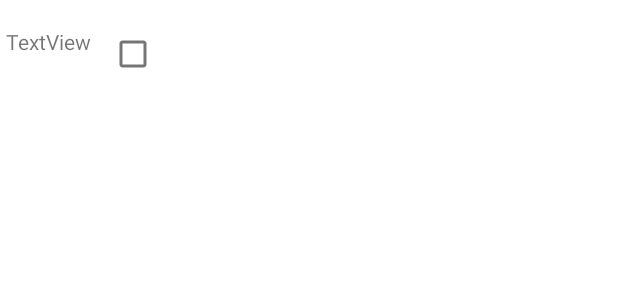
After one commit to rogerlcs/VamoMarcarMovel, an Android app: the layout result_item.xml on its own in the app's theme, with its tools: preview values and no code run, on a phone screen of 412 x 824 dp. The commit adds this screen. Shown: the top 300 px of the screen. Run offline under Robolectric (Android 15) with nearby library versions, the phone set to English and light mode, and no system bars.

Commit message:
Adicionado tela de marcar

```diff
--- a/app/src/main/java/com/example/vamomarcar/AllEventsAdapter.java
+++ b/app/src/main/java/com/example/vamomarcar/AllEventsAdapter.java
@@ -128,7 +128,7 @@ public class AllEventsAdapter extends RecyclerView.Adapter {
                     };
                     countDownTimer.start();
                 }
-                else {
+                else if(evento.getStatus() == 2) {
 
                     holder.itemView.setOnClickListener(new View.OnClickListener() {
                         @Override
@@ -154,7 +154,7 @@ public class AllEventsAdapter extends RecyclerView.Adapter {
 
                         @Override
                         public void onFinish() {
-                            data.setText("");
+                            data.setText("Disponível para marcar!");
 
                         }
                     };
--- a/app/src/main/java/com/example/vamomarcar/SugestaoAdapter.java
+++ b/app/src/main/java/com/example/vamomarcar/SugestaoAdapter.java
@@ -47,7 +47,7 @@ public class SugestaoAdapter extends RecyclerView.Adapter {
 
     @Override
     public void onBindViewHolder(@NonNull  RecyclerView.ViewHolder holder, int position) {
-        Topico c = evento.getOpcoesDataHora().get(position);
+        Topico c = this.evento.getOpcoesDataHora().get(position);
         TextView tvData;
         String data = c.getDataFormatada();
         String hora = c.getHora();
@@ -76,7 +76,6 @@ public class SugestaoAdapter extends RecyclerView.Adapter {
                         c.setClicou(true);
                         }
                         tvData.setText(data + ", " + hora + " - " + votos);
-                        c.setVotos(votos);
                     }
                 });
                 break;
--- /dev/null
+++ b/app/src/main/res/layout/result_item.xml
@@ -0,0 +1,30 @@
+<?xml version="1.0" encoding="utf-8"?>
+<androidx.constraintlayout.widget.ConstraintLayout xmlns:android="http://schemas.android.com/apk/res/android"
+    xmlns:app="http://schemas.android.com/apk/res-auto"
+    xmlns:tools="http://schemas.android.com/tools"
+    android:layout_width="wrap_content"
+    android:layout_height="wrap_content"
+    android:gravity="center"
+    android:layout_margin="4dp">
+
+    <TextView
+        android:id="@+id/tvResult"
+        android:layout_width="wrap_content"
+        android:layout_height="wrap_content"
+        android:layout_marginTop="14dp"
+        android:gravity="center"
+        android:text="TextView"
+        app:layout_constraintStart_toStartOf="parent"
+        app:layout_constraintTop_toTopOf="parent" />
+
+    <CheckBox
+        android:id="@+id/checkBox2"
+        android:layout_width="wrap_content"
+        android:layout_height="wrap_content"
+        android:layout_marginStart="4dp"
+        android:gravity="center"
+        android:layout_marginLeft="4dp"
+        android:layout_marginTop="8dp"
+        app:layout_constraintStart_toEndOf="@+id/tvResult"
+        app:layout_constraintTop_toTopOf="parent" />
+</androidx.constraintlayout.widget.ConstraintLayout>
```
Also changed, not shown: app/src/main/AndroidManifest.xml (+5 -2 lines), app/src/main/java/com/example/vamomarcar/Event.java (+18 -0 lines), app/src/main/java/com/example/vamomarcar/MainActivityViewModel.java (+10 -3 lines), app/src/main/java/com/example/vamomarcar/ResultActivity.java (added, +49 -0 lines), app/src/main/java/com/example/vamomarcar/ResultAdapter.java (added, +42 -0 lines), app/src/main/java/com/example/vamomarcar/SugestaoActivity.java (+31 -0 lines), app/src/main/java/com/example/vamomarcar/Topico.java (+13 -4 lines), app/src/main/res/drawable/ic_baseline_event_available_24.xml (added, +10 -0 lines), app/src/main/res/layout/activity_result.xml (added, +47 -0 lines), app/src/main/res/layout/activity_sugestao.xml (+14 -0 lines).
